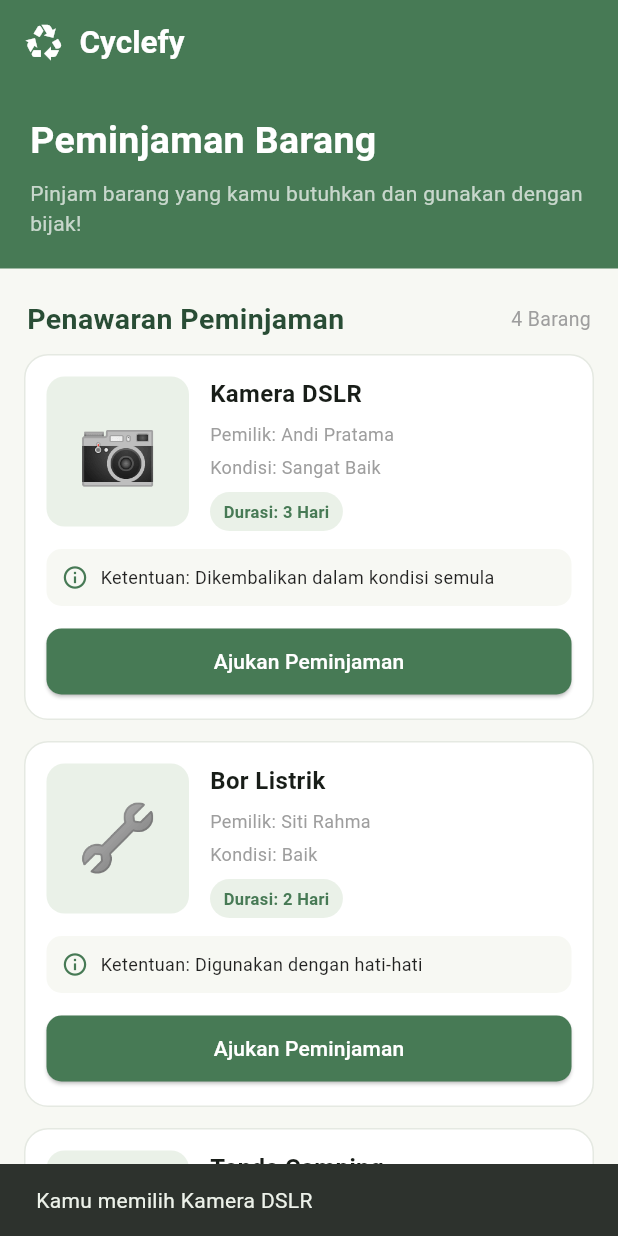
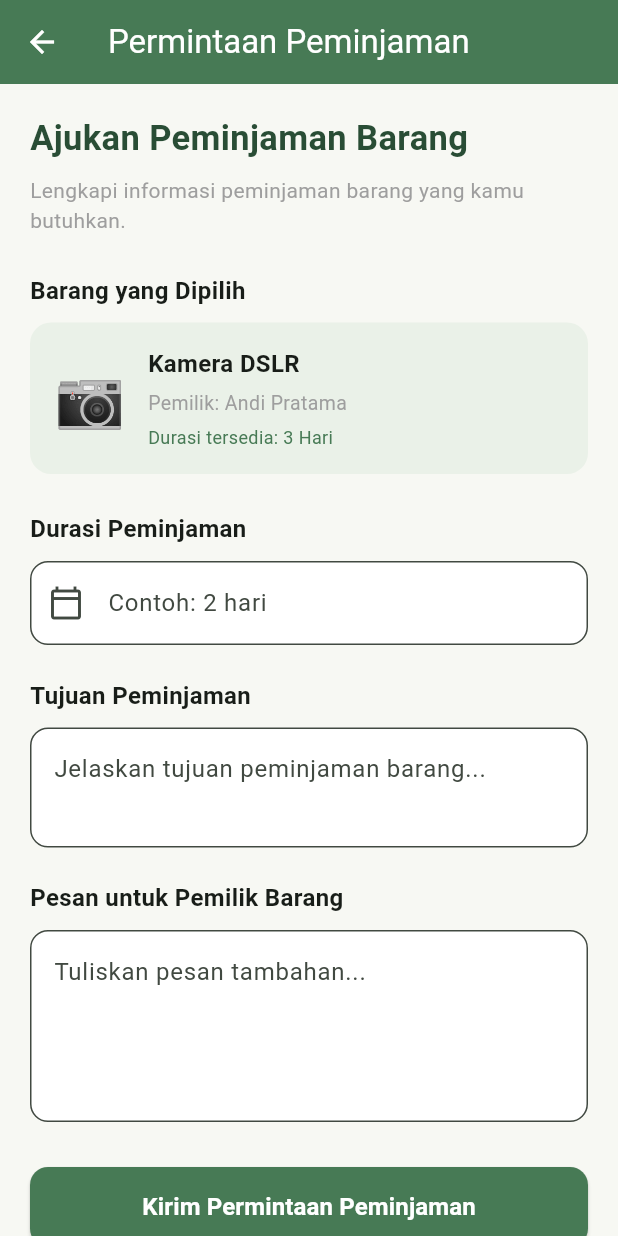
Before and after one commit to gamapradana/Tugas-Besar-PPB, a Flutter app: the screen it shows after launch, after a tap on "Ajukan Peminjaman", on a phone screen of 412 x 824 dp. Run offline on Flutter 3.47's test engine with Material 3 defaults, Android fonts, the phone set to English and light mode, and no system bars.

Commit message:
menambahkan Halaman Penawaran request

```diff
--- a/lib/pages/borrowing_offers_page.dart
+++ b/lib/pages/borrowing_offers_page.dart
@@ -1,4 +1,6 @@
 import 'package:flutter/material.dart';
+
+import 'borrowing_request_page.dart';
 
 class BorrowingOffersPage extends StatelessWidget {
   const BorrowingOffersPage({super.key});
@@ -256,15 +258,22 @@ class BorrowingOffersPage extends StatelessWidget {
                             ),
 
                             onPressed: () {
-                              ScaffoldMessenger.of(context).showSnackBar(
-                                SnackBar(
-                                  content: Text('Kamu memilih ${item['name']}'),
-                                  duration: const Duration(seconds: 2),
+                              Navigator.push(
+                                context,
+                                MaterialPageRoute(
+                                  builder: (context) =>
+                                      BorrowingRequestPage(item: item),
                                 ),
                               );
                             },
 
-                            child: const Text('Ajukan Peminjaman'),
+                            child: const Text(
+                              'Ajukan Peminjaman',
+                              style: TextStyle(
+                                fontSize: 15,
+                                fontWeight: FontWeight.w600,
+                              ),
+                            ),
                           ),
                         ),
                       ],
--- /dev/null
+++ b/lib/pages/borrowing_request_page.dart
@@ -0,0 +1,287 @@
+
+import 'package:flutter/material.dart';
+
+class BorrowingRequestPage extends StatefulWidget {
+  final Map<String, String> item;
+
+  const BorrowingRequestPage({
+    super.key,
+    required this.item,
+  });
+
+  @override
+  State<BorrowingRequestPage> createState() =>
+      _BorrowingRequestPageState();
+}
+
+class _BorrowingRequestPageState
+    extends State<BorrowingRequestPage> {
+
+  final TextEditingController durationController =
+      TextEditingController();
+
+  final TextEditingController purposeController =
+      TextEditingController();
+
+  final TextEditingController messageController =
+      TextEditingController();
+
+  void sendRequest() {
+    if (durationController.text.trim().isEmpty ||
+        purposeController.text.trim().isEmpty) {
+      ScaffoldMessenger.of(context).showSnackBar(
+        const SnackBar(
+          content: Text(
+            'Durasi dan tujuan peminjaman wajib diisi!',
+          ),
+        ),
+      );
+      return;
+    }
+
+    showDialog(
+      context: context,
+      builder: (dialogContext) {
+        return AlertDialog(
+          title: const Text('Permintaan Berhasil'),
+          content: Text(
+            'Permintaan peminjaman ${widget.item['name']} '
+            'berhasil disiapkan.',
+          ),
+          actions: [
+            ElevatedButton(
+              onPressed: () {
+                Navigator.pop(dialogContext);
+                Navigator.pop(context);
+              },
+              child: const Text('Selesai'),
+            ),
+          ],
+        );
+      },
+    );
+  }
+
+  @override
+  void dispose() {
+    durationController.dispose();
+    purposeController.dispose();
+    messageController.dispose();
+    super.dispose();
+  }
+
+  @override
+  Widget build(BuildContext context) {
+    return Scaffold(
+      appBar: AppBar(
+        backgroundColor: const Color(0xFF477A55),
+        foregroundColor: Colors.white,
+        title: const Text('Permintaan Peminjaman'),
+      ),
+
+      body: SafeArea(
+        child: SingleChildScrollView(
+          padding: const EdgeInsets.all(20),
+          child: Column(
+            crossAxisAlignment: CrossAxisAlignment.start,
+            children: [
+              const Text(
+                'Ajukan Peminjaman Barang',
+                style: TextStyle(
+                  fontSize: 23,
+                  fontWeight: FontWeight.bold,
+                  color: Color(0xFF294D35),
+                ),
+              ),
+
+              const SizedBox(height: 8),
+
+              const Text(
+                'Lengkapi informasi peminjaman barang '
+                'yang kamu butuhkan.',
+                style: TextStyle(
+                  color: Colors.grey,
+                  fontSize: 14,
+                ),
+              ),
+
+              const SizedBox(height: 25),
+
+              const Text(
+                'Barang yang Dipilih',
+                style: TextStyle(
+                  fontWeight: FontWeight.bold,
+                  fontSize: 16,
+                ),
+              ),
+
+              const SizedBox(height: 10),
+
+              Container(
+                width: double.infinity,
+                padding: const EdgeInsets.all(16),
+                decoration: BoxDecoration(
+                  color: const Color(0xFFEAF1E8),
+                  borderRadius: BorderRadius.circular(14),
+                ),
+                child: Row(
+                  children: [
+                    Text(
+                      widget.item['emoji']!,
+                      style: const TextStyle(fontSize: 38),
+                    ),
+
+                    const SizedBox(width: 15),
+
+                    Expanded(
+                      child: Column(
+                        crossAxisAlignment:
+                            CrossAxisAlignment.start,
+                        children: [
+                          Text(
+                            widget.item['name']!,
+                            style: const TextStyle(
+                              fontWeight: FontWeight.bold,
+                              fontSize: 16,
+                            ),
+                          ),
+
+                          const SizedBox(height: 5),
+
+                          Text(
+                            'Pemilik: ${widget.item['owner']}',
+                            style: const TextStyle(
+                              color: Colors.grey,
+                              fontSize: 13,
+                            ),
+                          ),
+
+                          const SizedBox(height: 5),
+
+                          Text(
+                            'Durasi tersedia: '
+                            '${widget.item['duration']}',
+                            style: const TextStyle(
+                              color: Color(0xFF477A55),
+                              fontSize: 12,
+                            ),
+                          ),
+                        ],
+                      ),
+                    ),
+                  ],
+                ),
+              ),
+
+              const SizedBox(height: 25),
+
+              const Text(
+                'Durasi Peminjaman',
+                style: TextStyle(
+                  fontWeight: FontWeight.bold,
+                  fontSize: 16,
+                ),
+              ),
+
+              const SizedBox(height: 10),
+
+              TextField(
+                controller: durationController,
+                keyboardType: TextInputType.number,
+                decoration: InputDecoration(
+                  hintText: 'Contoh: 2 hari',
+                  prefixIcon: const Icon(
+                    Icons.calendar_today_outlined,
+                  ),
+                  border: OutlineInputBorder(
+                    borderRadius: BorderRadius.circular(12),
+                  ),
+                  filled: true,
+                  fillColor: Colors.white,
+                ),
+              ),
+
+              const SizedBox(height: 22),
+
+              const Text(
+                'Tujuan Peminjaman',
+                style: TextStyle(
+                  fontWeight: FontWeight.bold,
+                  fontSize: 16,
+                ),
+              ),
+
+              const SizedBox(height: 10),
+
+              TextField(
+                controller: purposeController,
+                maxLines: 2,
+                decoration: InputDecoration(
+                  hintText: 'Jelaskan tujuan peminjaman barang...',
+                  alignLabelWithHint: true,
+                  border: OutlineInputBorder(
+                    borderRadius: BorderRadius.circular(12),
+                  ),
+                  filled: true,
+                  fillColor: Colors.white,
+                ),
+              ),
+
+              const SizedBox(height: 22),
+
+              const Text(
+                'Pesan untuk Pemilik Barang',
+                style: TextStyle(
+                  fontWeight: FontWeight.bold,
+                  fontSize: 16,
+                ),
+              ),
+
+              const SizedBox(height: 10),
+
+              TextField(
+                controller: messageController,
+                maxLines: 4,
+                decoration: InputDecoration(
+                  hintText: 'Tuliskan pesan tambahan...',
+                  alignLabelWithHint: true,
+                  border: OutlineInputBorder(
+                    borderRadius: BorderRadius.circular(12),
+                  ),
+                  filled: true,
+                  fillColor: Colors.white,
+                ),
+              ),
+
+              const SizedBox(height: 30),
+
+              SizedBox(
+                width: double.infinity,
+                child: ElevatedButton(
+                  onPressed: sendRequest,
+                  style: ElevatedButton.styleFrom(
+                    backgroundColor: const Color(0xFF477A55),
+                    foregroundColor: Colors.white,
+                    padding: const EdgeInsets.symmetric(
+                      vertical: 15,
+                    ),
+                    shape: RoundedRectangleBorder(
+                      borderRadius: BorderRadius.circular(12),
+                    ),
+                  ),
+                  child: const Text(
+                    'Kirim Permintaan Peminjaman',
+                    style: TextStyle(
+                      fontSize: 16,
+                      fontWeight: FontWeight.bold,
+                    ),
+                  ),
+                ),
+              ),
+            ],
+          ),
+        ),
+      ),
+    );
+  }
+}
```
